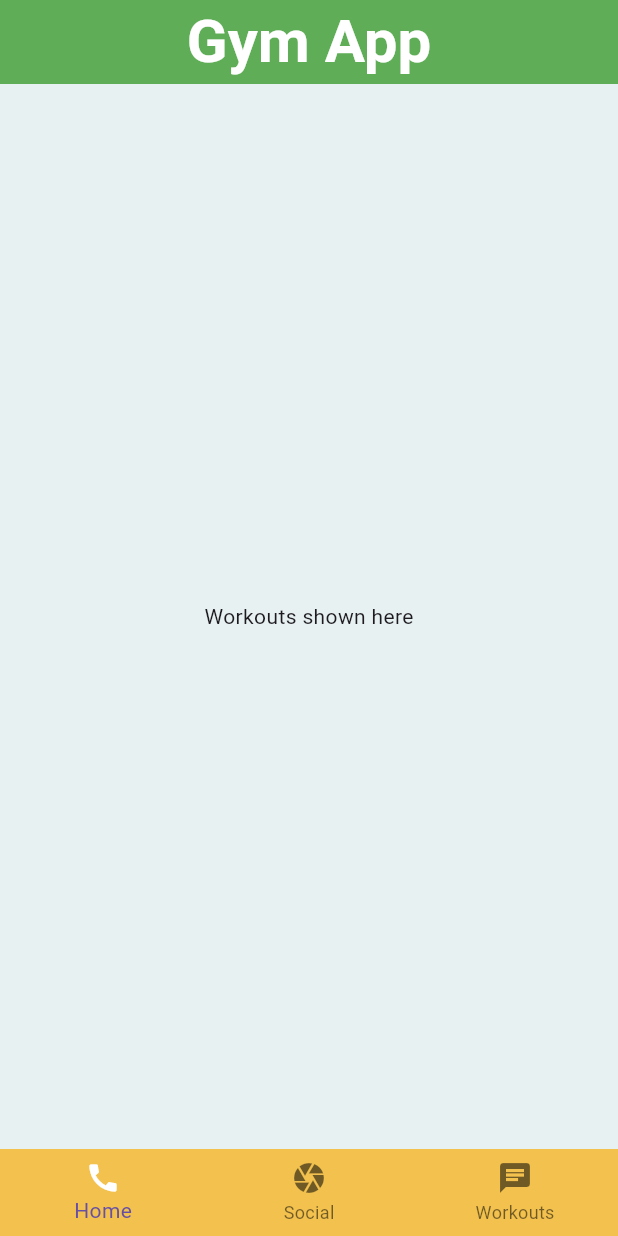
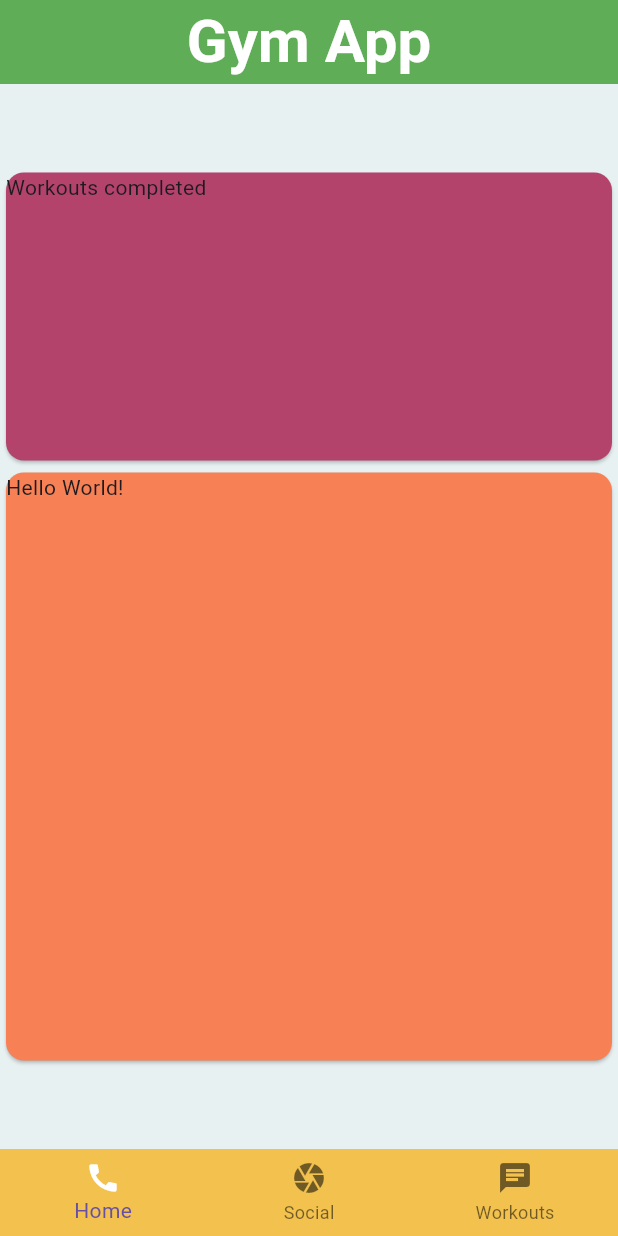
Before and after one commit to BenSwift1/GymApplication, a Flutter app: the screen it shows after launch, on a phone screen of 412 x 824 dp. Run offline on Flutter 3.47's test engine with Material 2 defaults, Android fonts, the phone set to English and light mode, and no system bars.

Commit message:
Created background cards

```diff
--- a/gym_app/lib/main.dart
+++ b/gym_app/lib/main.dart
@@ -23,7 +23,7 @@ class MyApp extends StatelessWidget {
         // the command line to start the app).
         useMaterial3: true,
       ),
-      home: const MyHomePage(title: 'Flutter Demo Home Page'),
+      home: const MyHomePage(title: 'Gym App'),
     );
   }
 }
@@ -104,9 +104,20 @@ class _MyHomePageState extends State<MyHomePage> {
 
           mainAxisAlignment: MainAxisAlignment.center,
           children: <Widget>[
-            const Text(
-              'Workouts shown here',
+            ConstrainedBox(
+              constraints: BoxConstraints.expand(height: 200, width: 1000),
+              child: const Card(
+                child: const Text('Workouts completed'),
+                color: const Color.fromRGBO(180, 67, 108, 1),
+              ),
             ),
+            ConstrainedBox(
+              constraints: BoxConstraints.expand(height: 400, width: 1000),
+              child: const Card(
+                child: const Text('Hello World!'),
+                color: const Color.fromRGBO(247, 129, 84, 1),
+              ),
+            )
           ],
         ),
       ),
```
